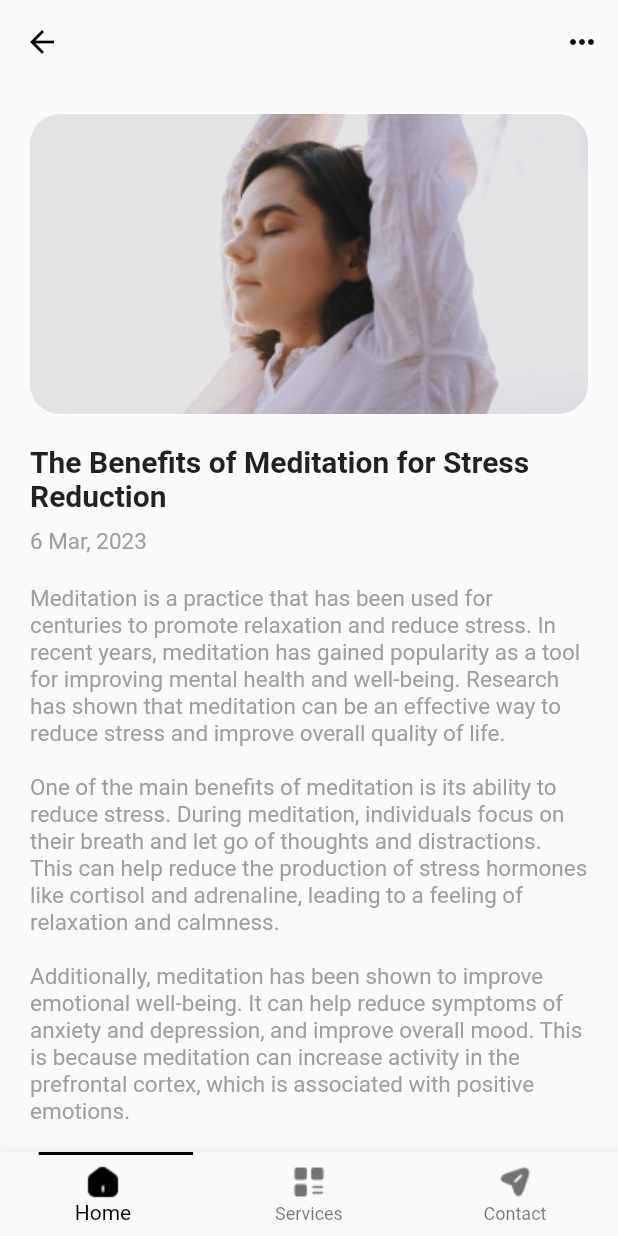
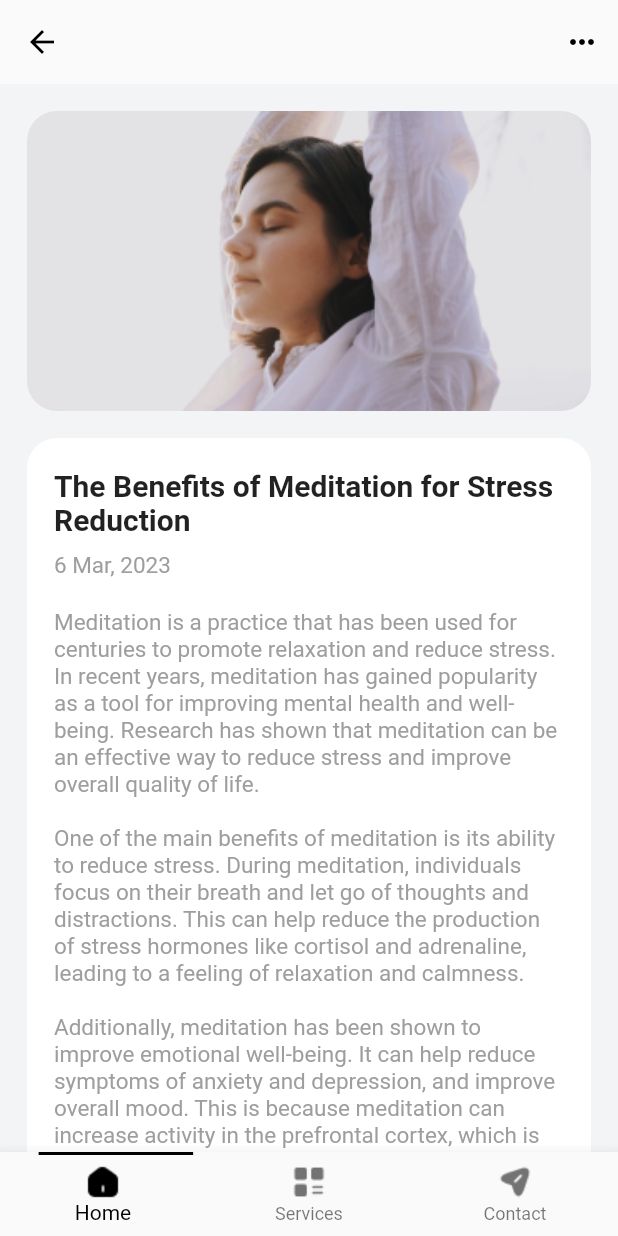
Before and after one commit to alfanalamin/ConsumeGrapqhlFlutter, a Flutter app: the screen it shows after launch, after a tap on "The Benefits of Meditation for Stress Re", on a phone screen of 412 x 824 dp. Run offline on Flutter 3.47's test engine with Material 2 defaults, Android fonts, the phone set to English and light mode, and no system bars.

Commit message:
edit container

```diff
--- a/lib/pages/categories_home.dart
+++ b/lib/pages/categories_home.dart
@@ -35,7 +35,7 @@ class _CategoriesHomeState extends State<CategoriesHome> {
                   onPressed: () {
                     Navigator.pop(context);
                   },
-                  icon: Icon(Icons.arrow_back,
+                  icon: const Icon(Icons.arrow_back,
                   color: Colors.black,
                   ),
                 ),
@@ -44,7 +44,8 @@ class _CategoriesHomeState extends State<CategoriesHome> {
                   onPressed: () {
                     Navigator.pop(context);
                   },
-                  icon: Icon(Icons.more_horiz,
+                  icon: const Icon(
+                    Icons.more_horiz,
                   color: Colors.black,
                   ),
                 ),
@@ -52,8 +53,10 @@ class _CategoriesHomeState extends State<CategoriesHome> {
                 backgroundColor: Colors.transparent,
                 elevation: 0.0,
         ),
-        body: ListView(
-          padding: EdgeInsets.all(20),
+        body: Container(
+          color: Color(0xFFF2F4F5),
+          child: ListView(
+            padding: const EdgeInsets.symmetric(horizontal: 18, vertical: 18),
             children: [
               Container(
                 height: 200,
@@ -65,9 +68,19 @@ class _CategoriesHomeState extends State<CategoriesHome> {
                     fit: BoxFit.cover,
                   ),
                 ),
+              ),
+              const SizedBox(height: 18),
+              Container(
+                padding: const EdgeInsets.symmetric(horizontal: 18),
+                decoration: BoxDecoration(
+                  color: Colors.white,
+                  borderRadius: BorderRadius.circular(20),
 
                 ),
-            SizedBox(height: 20),
+                child: Column(
+                  crossAxisAlignment: CrossAxisAlignment.start,
+                  children: [
+                    const SizedBox(height: 20),
                     Text(
                       widget.title,
                       style: const TextStyle(
@@ -75,7 +88,7 @@ class _CategoriesHomeState extends State<CategoriesHome> {
                         fontWeight: FontWeight.bold,
                       ),
                     ),
-            SizedBox(height: 10),
+                    const SizedBox(height: 10),
                     Text(
                       widget.date,
                       style: const TextStyle(
@@ -83,7 +96,7 @@ class _CategoriesHomeState extends State<CategoriesHome> {
                         color: Colors.grey,
                       ),
                     ),
-            SizedBox(height: 20),
+                    const SizedBox(height: 20),
                     Text(
                       widget.description,
                       style: const TextStyle(
@@ -91,8 +104,11 @@ class _CategoriesHomeState extends State<CategoriesHome> {
                         color: Colors.grey,
                       ),
                     ),
-            SizedBox(height: 20),
                   ],
+                ),
+              ),
+            ],
+          ),
         ),
         bottomNavigationBar: Stack(
           children: [
--- a/lib/widgets/job_card.dart
+++ b/lib/widgets/job_card.dart
@@ -37,6 +37,7 @@ class Jobcard extends StatelessWidget {
         margin: const EdgeInsets.symmetric(horizontal: 20, vertical: 10),
         decoration: BoxDecoration(
           borderRadius: BorderRadius.circular(20),
+
         ),
         child: Column(
           crossAxisAlignment: CrossAxisAlignment.start,
```
Lines whose indentation alone changed are shown as unchanged.
